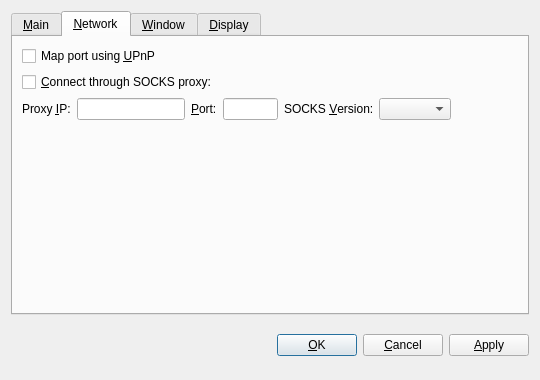
First picture: the form in src/qt/forms/optionsdialog.ui, repository Max-Coin/maxcoin-dev-staging, before the edit.
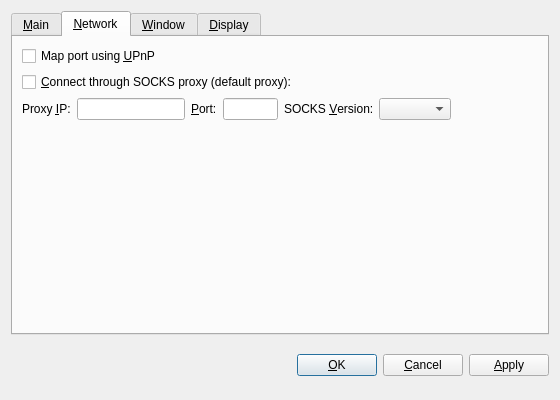
Second picture: the form after the edit. The open tabs and pages were chosen to show the change. Custom widgets are drawn as their Qt base class.

Commit message: optionsdialog ui uopdate 897

Diff of the .ui file:
```diff
--- a/src/qt/forms/optionsdialog.ui
+++ b/src/qt/forms/optionsdialog.ui
@@ -6,8 +6,8 @@
    <rect>
     <x>0</x>
     <y>0</y>
-    <width>540</width>
-    <height>380</height>
+    <width>560</width>
+    <height>400</height>
    </rect>
   </property>
   <property name="windowTitle">
@@ -152,7 +152,7 @@
           <string>Connect to the MaxCoin network through a SOCKS proxy (e.g. when connecting through Tor).</string>
          </property>
          <property name="text">
-          <string>&amp;Connect through SOCKS proxy:</string>
+          <string>&amp;Connect through SOCKS proxy (default proxy):</string>
          </property>
         </widget>
        </item>
```
Left out of the diff: 10 changed lines with no effect on the pictures. The commit also changes 3 other files.
